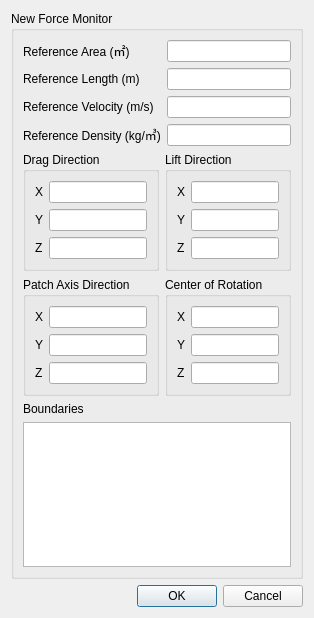
The window that view/solution/monitors/force_dialog.ui (nextfoam/baram) describes before a commit, drawn with Qt 5.
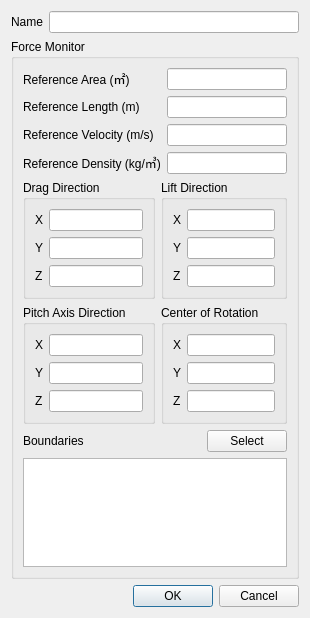
The same window after the commit.

```diff
--- a/view/solution/monitors/force_dialog.ui
+++ b/view/solution/monitors/force_dialog.ui
@@ -14,10 +14,38 @@
    <string>Force Monitor</string>
   </property>
   <layout class="QVBoxLayout" name="verticalLayout_2">
+   <item>
+    <widget class="QWidget" name="nameWidget" native="true">
+     <layout class="QFormLayout" name="formLayout_6">
+      <property name="leftMargin">
+       <number>0</number>
+      </property>
+      <property name="topMargin">
+       <number>0</number>
+      </property>
+      <property name="rightMargin">
+       <number>0</number>
+      </property>
+      <property name="bottomMargin">
+       <number>0</number>
+      </property>
+      <item row="0" column="0">
+       <widget class="QLabel" name="label_1">
+        <property name="text">
+         <string>Name</string>
+        </property>
+       </widget>
+      </item>
+      <item row="0" column="1">
+       <widget class="QLineEdit" name="name"/>
+      </item>
+     </layout>
+    </widget>
+   </item>
    <item>
     <widget class="QGroupBox" name="groupBox">
      <property name="title">
-      <string>New Force Monitor</string>
+      <string>Force Monitor</string>
      </property>
      <layout class="QVBoxLayout" name="verticalLayout">
       <item>
@@ -174,7 +202,7 @@
          <item row="1" column="0">
           <widget class="QGroupBox" name="groupBox_4">
            <property name="title">
-            <string>Patch Axis Direction</string>
+            <string>Pitch Axis Direction</string>
            </property>
            <layout class="QFormLayout" name="formLayout_4">
             <item row="0" column="0">
@@ -253,10 +281,48 @@
        </widget>
       </item>
       <item>
-       <widget class="QLabel" name="label_17">
-        <property name="text">
-         <string>Boundaries</string>
-        </property>
+       <widget class="QWidget" name="widget" native="true">
+        <layout class="QHBoxLayout" name="horizontalLayout">
+         <property name="leftMargin">
+          <number>0</number>
+         </property>
+         <property name="topMargin">
+          <number>0</number>
+         </property>
+         <property name="rightMargin">
+          <number>0</number>
+         </property>
+         <property name="bottomMargin">
+          <number>0</number>
+         </property>
+         <item>
+          <widget class="QLabel" name="label_17">
+           <property name="text">
+            <string>Boundaries</string>
+           </property>
+          </widget>
+         </item>
+         <item>
+          <spacer name="horizontalSpacer">
+           <property name="orientation">
+            <enum>Qt::Horizontal</enum>
+           </property>
+           <property name="sizeHint" stdset="0">
+            <size>
+             <width>123</width>
+             <height>20</height>
+            </size>
+           </property>
+          </spacer>
+         </item>
+         <item>
+          <widget class="QPushButton" name="select">
+           <property name="text">
+            <string>Select</string>
+           </property>
+          </widget>
+         </item>
+        </layout>
        </widget>
       </item>
       <item>
```
Left out of the diff: 6 changed lines with no effect on the pictures.
